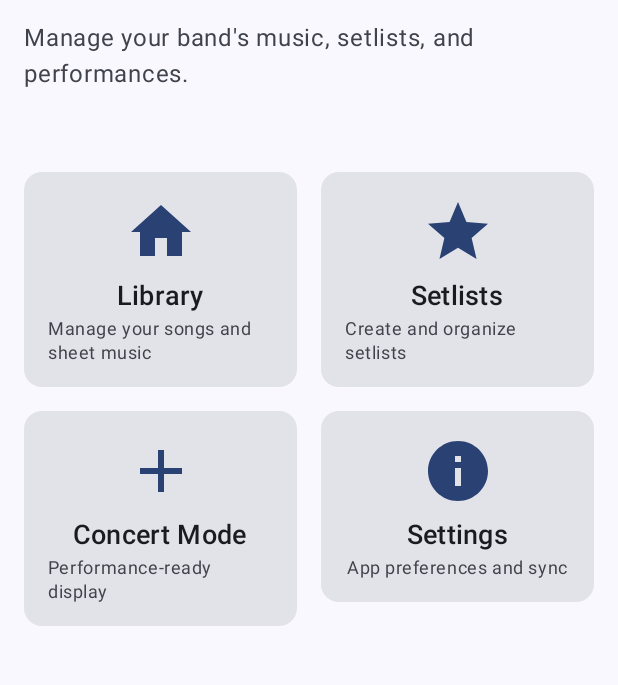
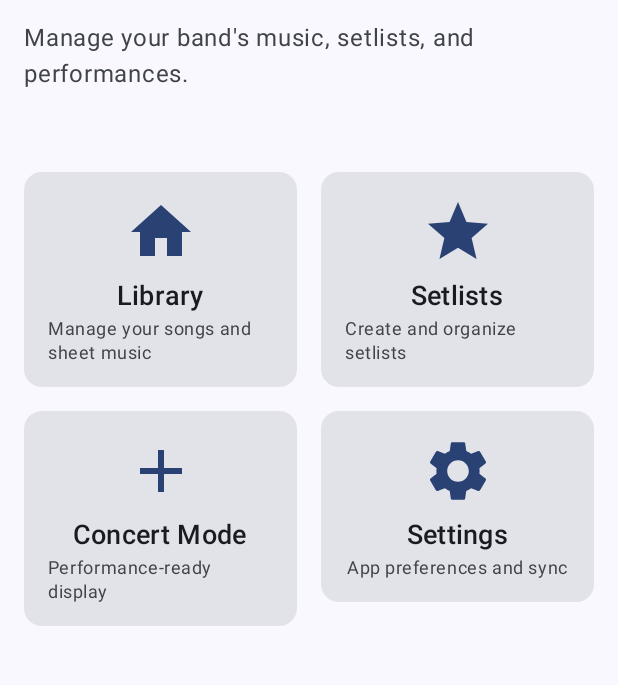
Before and after one commit to yoda-jm/troubashare, an Android app built with Jetpack Compose: the composable HomeScreen called with empty values, on a phone screen of 412 x 824 dp, the part 174-859 px from its top. Run offline under Robolectric (Android 15) with nearby library versions, the phone set to English and light mode, and no system bars; our stand-ins replace Room's generated code.

Commit message:
Fix Material Design icons and deprecation warnings
Icon improvements:
- Add Material Icons Extended dependency for better icon selection
- Replace incorrect Info icons with proper Delete icons in song/setlist actions
- Replace Info icon with Settings icon in home screen
- Replace Add icon with Close icon for remove/clear actions
- Use proper AutoMirrored ArrowBack/ArrowForward icons for navigation

Warning fixes:
- Fix deprecated Icons.Filled.ArrowBack with Icons.AutoMirrored.Filled.ArrowBack
- Add @OptIn(ExperimentalCoroutinesApi::class) for flatMapLatest usage
- Replace deprecated window.statusBarColor with modern WindowCompat approach
- Update all navigation icons across FileViewer, Library, Setlists, Settings, SongDetail screens

UI/UX improvements:
- Delete buttons now show trash icons instead of confusing "i" icons
- Remove/close actions show proper X icons
- Navigation follows Material Design guidelines with auto-mirrored arrows

🤖 Generated with [Claude Code](https://claude.ai/code)

Co-Authored-By: Claude <noreply@anthropic.com>

```diff
--- a/app/build.gradle.kts
+++ b/app/build.gradle.kts
@@ -69,6 +69,7 @@ dependencies {
     implementation(libs.androidx.ui.graphics)
     implementation(libs.androidx.ui.tooling.preview)
     implementation(libs.androidx.material3)
+    implementation(libs.androidx.material.icons.extended)
     implementation(libs.androidx.navigation.compose)
     implementation(libs.androidx.lifecycle.viewmodel.compose)
 
--- a/app/src/main/java/com/troubashare/ui/components/FileViewer.kt
+++ b/app/src/main/java/com/troubashare/ui/components/FileViewer.kt
@@ -10,6 +10,8 @@ import androidx.compose.foundation.rememberScrollState
 import androidx.compose.foundation.verticalScroll
 import androidx.compose.material.icons.Icons
 import androidx.compose.material.icons.filled.*
+import androidx.compose.material.icons.automirrored.filled.ArrowBack
+import androidx.compose.material.icons.automirrored.filled.ArrowForward
 import androidx.compose.material3.*
 import androidx.compose.runtime.*
 import androidx.compose.ui.Alignment
@@ -120,7 +122,7 @@ fun PDFViewer(
                     onClick = { if (currentPage > 0) currentPage-- },
                     enabled = currentPage > 0 && !isLoading
                 ) {
-                    Icon(Icons.Default.ArrowBack, contentDescription = "Previous page")
+                    Icon(Icons.AutoMirrored.Filled.ArrowBack, contentDescription = "Previous page")
                 }
 
                 Text(
@@ -132,7 +134,7 @@ fun PDFViewer(
                     onClick = { if (currentPage < pageCount - 1) currentPage++ },
                     enabled = currentPage < pageCount - 1 && !isLoading
                 ) {
-                    Icon(Icons.Default.ArrowForward, contentDescription = "Next page")
+                    Icon(Icons.AutoMirrored.Filled.ArrowForward, contentDescription = "Next page")
                 }
             }
 
--- a/app/src/main/java/com/troubashare/ui/screens/file/FileViewerScreen.kt
+++ b/app/src/main/java/com/troubashare/ui/screens/file/FileViewerScreen.kt
@@ -3,6 +3,7 @@ package com.troubashare.ui.screens.file
 import androidx.compose.foundation.layout.*
 import androidx.compose.material.icons.Icons
 import androidx.compose.material.icons.filled.*
+import androidx.compose.material.icons.automirrored.filled.ArrowBack
 import androidx.compose.material3.*
 import androidx.compose.runtime.*
 import androidx.compose.ui.Modifier
@@ -42,7 +43,7 @@ fun FileViewerScreen(
                 navigationIcon = {
                     IconButton(onClick = onNavigateBack) {
                         Icon(
-                            imageVector = Icons.Default.ArrowBack,
+                            imageVector = Icons.AutoMirrored.Filled.ArrowBack,
                             contentDescription = "Back"
                         )
                     }
--- a/app/src/main/java/com/troubashare/ui/screens/group/SimpleGroupSelectionScreen.kt
+++ b/app/src/main/java/com/troubashare/ui/screens/group/SimpleGroupSelectionScreen.kt
@@ -6,6 +6,7 @@ import androidx.compose.foundation.lazy.items
 import androidx.compose.material.icons.Icons
 import androidx.compose.material.icons.filled.Add
 import androidx.compose.material.icons.filled.Person
+import androidx.compose.material.icons.filled.Close
 import androidx.compose.material3.*
 import androidx.compose.runtime.*
 import androidx.compose.ui.Alignment
@@ -214,7 +215,7 @@ fun CreateGroupDialog(
                                 onClick = { onRemoveMember(index) }
                             ) {
                                 Icon(
-                                    imageVector = Icons.Default.Add, // Will use X icon when available
+                                    imageVector = Icons.Filled.Close,
                                     contentDescription = "Remove member"
                                 )
                             }
--- a/app/src/main/java/com/troubashare/ui/screens/home/HomeScreen.kt
+++ b/app/src/main/java/com/troubashare/ui/screens/home/HomeScreen.kt
@@ -134,7 +134,7 @@ fun HomeScreen(
                 QuickActionCard(
                     title = stringResource(R.string.nav_settings),
                     description = "App preferences and sync",
-                    icon = Icons.Default.Info,
+                    icon = Icons.Default.Settings,
                     onClick = onNavigateToSettings,
                     modifier = Modifier.weight(1f)
                 )
--- a/app/src/main/java/com/troubashare/ui/screens/library/LibraryViewModel.kt
+++ b/app/src/main/java/com/troubashare/ui/screens/library/LibraryViewModel.kt
@@ -4,6 +4,7 @@ import androidx.lifecycle.ViewModel
 import androidx.lifecycle.viewModelScope
 import com.troubashare.data.repository.SongRepository
 import com.troubashare.domain.model.Song
+import kotlinx.coroutines.ExperimentalCoroutinesApi
 import kotlinx.coroutines.FlowPreview
 import kotlinx.coroutines.flow.*
 import kotlinx.coroutines.launch
@@ -22,7 +23,7 @@ class LibraryViewModel(
     private val _createSongState = MutableStateFlow(CreateSongUiState())
     val createSongState: StateFlow<CreateSongUiState> = _createSongState.asStateFlow()
 
-    @OptIn(FlowPreview::class)
+    @OptIn(FlowPreview::class, ExperimentalCoroutinesApi::class)
     val songs = searchQuery
         .debounce(300)
         .flatMapLatest { query ->
--- a/app/src/main/java/com/troubashare/ui/screens/setlist/SetlistsScreen.kt
+++ b/app/src/main/java/com/troubashare/ui/screens/setlist/SetlistsScreen.kt
@@ -5,6 +5,7 @@ import androidx.compose.foundation.lazy.LazyColumn
 import androidx.compose.foundation.lazy.items
 import androidx.compose.material.icons.Icons
 import androidx.compose.material.icons.filled.*
+import androidx.compose.material.icons.automirrored.filled.ArrowBack
 import androidx.compose.material3.*
 import androidx.compose.runtime.*
 import androidx.compose.ui.Alignment
@@ -71,7 +72,7 @@ fun SetlistsScreen(
                 navigationIcon = {
                     IconButton(onClick = onNavigateBack) {
                         Icon(
-                            imageVector = Icons.Default.ArrowBack,
+                            imageVector = Icons.AutoMirrored.Filled.ArrowBack,
                             contentDescription = "Back"
                         )
                     }
@@ -254,7 +255,7 @@ fun SetlistCard(
                     onClick = { showDeleteDialog = true }
                 ) {
                     Icon(
-                        imageVector = Icons.Default.Info,
+                        imageVector = Icons.Default.Delete,
                         contentDescription = "Delete setlist",
                         tint = MaterialTheme.colorScheme.error
                     )
--- a/app/src/main/java/com/troubashare/ui/screens/setlist/SetlistsViewModel.kt
+++ b/app/src/main/java/com/troubashare/ui/screens/setlist/SetlistsViewModel.kt
@@ -5,6 +5,7 @@ import androidx.lifecycle.viewModelScope
 import com.troubashare.data.repository.GroupRepository
 import com.troubashare.data.repository.SetlistRepository
 import com.troubashare.domain.model.Setlist
+import kotlinx.coroutines.ExperimentalCoroutinesApi
 import kotlinx.coroutines.FlowPreview
 import kotlinx.coroutines.flow.*
 import kotlinx.coroutines.launch
@@ -24,7 +25,7 @@ class SetlistsViewModel(
     private val _createSetlistState = MutableStateFlow(CreateSetlistUiState())
     val createSetlistState: StateFlow<CreateSetlistUiState> = _createSetlistState.asStateFlow()
 
-    @OptIn(FlowPreview::class)
+    @OptIn(FlowPreview::class, ExperimentalCoroutinesApi::class)
     val setlists = searchQuery
         .debounce(300)
         .flatMapLatest { query ->
--- a/app/src/main/java/com/troubashare/ui/screens/settings/SettingsScreen.kt
+++ b/app/src/main/java/com/troubashare/ui/screens/settings/SettingsScreen.kt
@@ -2,7 +2,7 @@ package com.troubashare.ui.screens.settings
 
 import androidx.compose.foundation.layout.*
 import androidx.compose.material.icons.Icons
-import androidx.compose.material.icons.filled.ArrowBack
+import androidx.compose.material.icons.automirrored.filled.ArrowBack
 import androidx.compose.material3.*
 import androidx.compose.runtime.Composable
 import androidx.compose.ui.Alignment
@@ -24,7 +24,7 @@ fun SettingsScreen(
                 navigationIcon = {
                     IconButton(onClick = onNavigateBack) {
                         Icon(
-                            imageVector = Icons.Default.ArrowBack,
+                            imageVector = Icons.AutoMirrored.Filled.ArrowBack,
                             contentDescription = "Back"
                         )
                     }
--- a/app/src/main/java/com/troubashare/ui/screens/song/SongDetailScreen.kt
+++ b/app/src/main/java/com/troubashare/ui/screens/song/SongDetailScreen.kt
@@ -6,6 +6,7 @@ import androidx.compose.foundation.lazy.LazyColumn
 import androidx.compose.foundation.lazy.items
 import androidx.compose.material.icons.Icons
 import androidx.compose.material.icons.filled.*
+import androidx.compose.material.icons.automirrored.filled.ArrowBack
 import androidx.compose.material3.*
 import androidx.compose.runtime.*
 import androidx.compose.ui.Alignment
@@ -74,7 +75,7 @@ fun SongDetailScreen(
                 navigationIcon = {
                     IconButton(onClick = onNavigateBack) {
                         Icon(
-                            imageVector = Icons.Default.ArrowBack,
+                            imageVector = Icons.AutoMirrored.Filled.ArrowBack,
                             contentDescription = "Back"
                         )
                     }
@@ -366,7 +367,7 @@ fun FileItem(
 
             IconButton(onClick = onDelete) {
                 Icon(
-                    imageVector = Icons.Default.Info,
+                    imageVector = Icons.Default.Delete,
                     contentDescription = "Delete file",
                     tint = MaterialTheme.colorScheme.error
                 )
--- a/app/src/main/java/com/troubashare/ui/theme/Theme.kt
+++ b/app/src/main/java/com/troubashare/ui/theme/Theme.kt
@@ -61,8 +61,8 @@ fun TroubaShareTheme(
     if (!view.isInEditMode) {
         SideEffect {
             val window = (view.context as Activity).window
-            window.statusBarColor = colorScheme.primary.toArgb()
-            WindowCompat.getInsetsController(window, view).isAppearanceLightStatusBars = darkTheme
+            WindowCompat.setDecorFitsSystemWindows(window, false)
+            WindowCompat.getInsetsController(window, view).isAppearanceLightStatusBars = !darkTheme
         }
     }
 
--- a/gradle/libs.versions.toml
+++ b/gradle/libs.versions.toml
@@ -31,6 +31,7 @@ androidx-ui-tooling-preview = { group = "androidx.compose.ui", name = "ui-toolin
 androidx-ui-test-manifest = { group = "androidx.compose.ui", name = "ui-test-manifest" }
 androidx-ui-test-junit4 = { group = "androidx.compose.ui", name = "ui-test-junit4", version.ref = "composeUiTest" }
 androidx-material3 = { group = "androidx.compose.material3", name = "material3" }
+androidx-material-icons-extended = { group = "androidx.compose.material", name = "material-icons-extended" }
 androidx-navigation-compose = { group = "androidx.navigation", name = "navigation-compose", version.ref = "navigationCompose" }
 androidx-lifecycle-viewmodel-compose = { group = "androidx.lifecycle", name = "lifecycle-viewmodel-compose", version.ref = "lifecycleRuntimeKtx" }
 
```
Also changed, not shown: app/src/main/java/com/troubashare/ui/screens/library/LibraryScreen.kt (+4 -3 lines).
